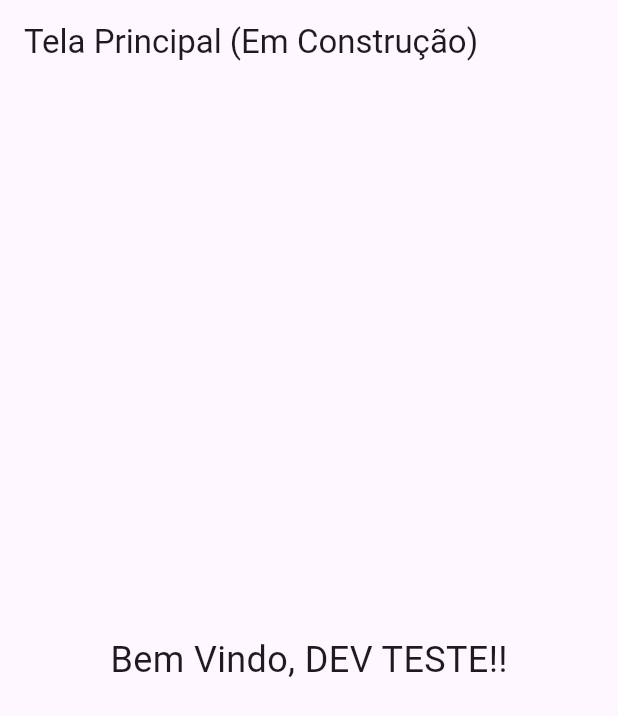
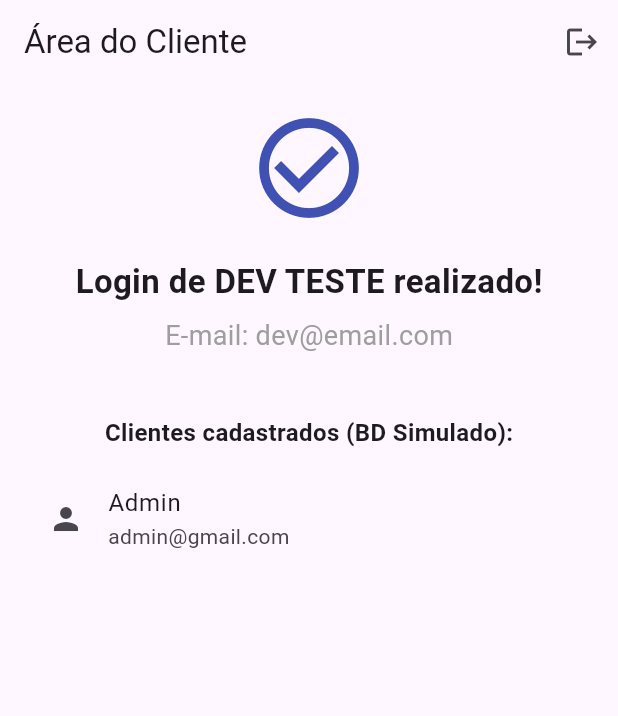
Before and after one commit to vitor-segna/cadastro_create, a Flutter app: the screen it shows after launch, on a phone screen of 412 x 824 dp. Shown: the top 716 px of the screen. Run offline on Flutter 3.47's test engine with Material 3 defaults, Android fonts, the light colour scheme and no system bars.

Commit message:
commit mural

```diff
--- a/gerenciador_clientes/lib/main.dart
+++ b/gerenciador_clientes/lib/main.dart
@@ -32,25 +32,77 @@ class AplicativoClientes extends StatelessWidget{
  }
 }
 
-class TelaPrincipal extends StatelessWidget{
+
+
+//mural/TELA INICIAL
+class TelaPrincipal extends StatelessWidget {
 final Cliente cliente;
 
 const TelaPrincipal({super.key, required this.cliente});
 
 @override
-Widget build(BuildContext context){
- return Scaffold( //Tela
-  appBar: AppBar(title: const Text('Tela Principal (Em Construção)')),
-  body: Center(
-  child: Text(
-  'Bem Vindo, ${cliente.nome}!!',
-  style: const TextStyle(fontSize: 24),
-  ),
-  ),
-  );
+Widget build(BuildContext context) {
+return Scaffold(
+appBar: AppBar(
+title: const Text('Área do Cliente'),
+automaticallyImplyLeading: false, // Remove a seta de voltar.
+actions: [
+// Botão de Sair (Logout).
+IconButton(
+icon: const Icon(Icons.logout),
+onPressed: () {
+// Navegação: Limpa a pilha e volta para a Tela de Login.
+Navigator.pushAndRemoveUntil(
+context,
+MaterialPageRoute(builder: (context) => const TelaLogin()),
+(Route<dynamic> route) => false, // Condição que remove todas as rotas.
+);
+},
+tooltip: 'Sair do Sistema',
+)
+],
+),
+body: Center(
+child: Padding(
+padding: const EdgeInsets.all(16.0),
+child: Column(
+mainAxisAlignment: MainAxisAlignment.center,
+children: [
+const Icon(Icons.check_circle_outline, size: 80, color: Colors.indigo),
+const SizedBox(height: 20),
+Text('Login de ${cliente.nome} realizado!', style: const TextStyle(fontSize: 22, fontWeight: FontWeight.bold)),
+const SizedBox(height: 8),
+Text('E-mail: ${cliente.email}', style: const TextStyle(fontSize: 18, color: Colors.grey)),
+const SizedBox(height: 40),
+// Título da lista de clientes
+const Text('Clientes cadastrados (BD Simulado):', style: TextStyle(fontSize: 16, fontWeight: FontWeight.bold)),
+const SizedBox(height: 10),
+// Lista de Clientes Cadastrados
+Expanded(
+// Usa o getter 'clientes' do nosso gerenciador.
+child: ListView.builder(
+itemCount: gerenciadorClientes.clientes.length,
+itemBuilder: (context, index) {
+final c = gerenciadorClientes.clientes[index];
+return ListTile(
+leading: const Icon(Icons.person),
+title: Text(c.nome),
+subtitle: Text(c.email),
+);
+},
+),
+),
+],
+),
+),
+),
+);
 }
 }
 
+
+
+//tela do login
 class TelaLogin extends StatelessWidget{
   const TelaLogin({super.key});
   @override
```
